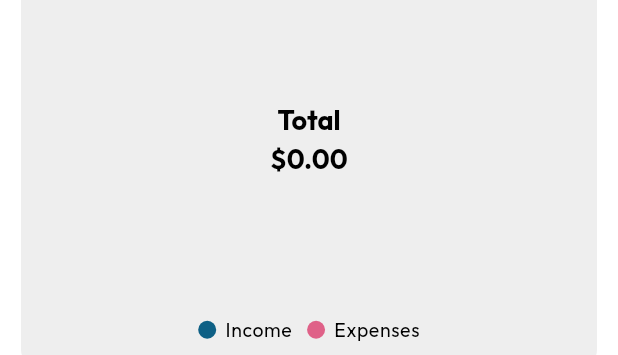
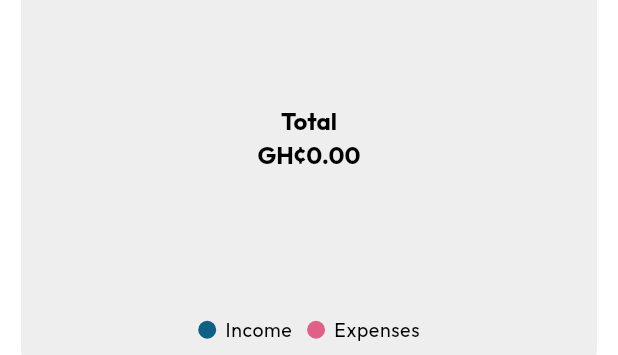
Before and after one commit to Kriss-Kross33/expense_tracker, a Flutter app: the DashboardScreen widget shown alone on an empty page, opened directly, scrolled down 181 dp, on a phone screen of 412 x 824 dp. Shown: the part 382-737 px from the top of the screen. Run offline on Flutter 3.47's test engine with Material 3 defaults, Android fonts, the phone set to English and light mode, and no system bars; our stand-ins replace bloc, equatable, firebase_core, firebase_storage, flutter_bloc, flutter_secure_storage and 8 more; missing offline and left inert: dart_jsonwebtoken; accounts and stored records are empty; network calls fail; statements that could not run were skipped.

Commit message:
apply dark mode to ui

```diff
--- a/lib/src/features/auth/login/presentation/widgets/email_text_field.dart
+++ b/lib/src/features/auth/login/presentation/widgets/email_text_field.dart
@@ -13,6 +13,9 @@ class _EmailTextField extends StatelessWidget {
           children: [
             CustomTextField(
               textFieldkey: const Key('__emailLoginTextField'),
+              style: Theme.of(context).textTheme.titleMedium?.copyWith(
+                    color: Theme.of(context).colorScheme.onPrimary,
+                  ),
               isValid: state.email.displayError != null ? false : null,
               hintText: 'Enter your email',
               keyboardType: TextInputType.emailAddress,
--- a/lib/src/features/auth/login/presentation/widgets/password_text_field.dart
+++ b/lib/src/features/auth/login/presentation/widgets/password_text_field.dart
@@ -20,6 +20,9 @@ class _PasswordTextFieldState extends State<_PasswordTextField> {
             CustomTextField(
               obscureText: showPassword ? false : true,
               textFieldkey: const Key('__passwordLoginTextField'),
+              style: Theme.of(context).textTheme.titleMedium?.copyWith(
+                    color: Theme.of(context).colorScheme.onPrimary,
+                  ),
               isValid: state.password.displayError != null ? false : null,
               hintText: 'Enter your password',
               keyboardType: TextInputType.visiblePassword,
--- a/lib/src/features/dashboard/presentation/pages/dashboard_screen.dart
+++ b/lib/src/features/dashboard/presentation/pages/dashboard_screen.dart
@@ -116,7 +116,7 @@ class _DashboardScreenState extends State<DashboardScreen> {
                                         ExpenseApiState>(
                                       builder: (context, state) {
                                         return Text(
-                                          '${state.balance < 0 ? '-' : ''}\$${state.balance.abs()}',
+                                          '${state.balance < 0 ? '-' : ''}GHs ${state.balance.abs()}',
                                           style: const TextStyle(
                                             color: Colors.white,
                                             fontSize: 22,
@@ -177,7 +177,7 @@ class _DashboardScreenState extends State<DashboardScreen> {
                                                 ExpenseApiState>(
                                               builder: (context, state) {
                                                 return Text(
-                                                  '\$${state.totalIncome}',
+                                                  'GH¢${state.totalIncome}',
                                                   style: const TextStyle(
                                                     color: Colors.white,
                                                     fontSize: 20,
@@ -244,7 +244,7 @@ class _DashboardScreenState extends State<DashboardScreen> {
                                                 ExpenseApiState>(
                                               builder: (context, state) {
                                                 return Text(
-                                                  '\$${state.totalExpense}',
+                                                  'GH¢${state.totalExpense}',
                                                   style: const TextStyle(
                                                     color: Colors.white,
                                                     fontSize: 20,
@@ -304,12 +304,18 @@ class _DashboardScreenState extends State<DashboardScreen> {
                         ],
                       ),
                       const SizedBox(height: 24),
-                      Container(
+                      BlocBuilder<ThemeCubit, ThemeState>(
+                        builder: (context, themestate) {
+                          return Container(
                             decoration: BoxDecoration(
-                          color: Colors.grey[200],
+                              color:
+                                  themestate.themeMode == AppThemeMode.lightMode
+                                      ? Colors.grey[200]
+                                      : Colors.black.withOpacity(0.1),
                               borderRadius: BorderRadius.circular(10),
                             ),
-                        child: BlocBuilder<ExpenseApiCubit, ExpenseApiState>(
+                            child:
+                                BlocBuilder<ExpenseApiCubit, ExpenseApiState>(
                               builder: (context, state) {
                                 final totalIncome = state.totalIncome;
                                 final totalExpense = state.totalExpense;
@@ -324,8 +330,11 @@ class _DashboardScreenState extends State<DashboardScreen> {
                                 return SfCircularChart(
                                   title: ChartTitle(
                                     text: 'Income vs Expenses',
-                                textStyle: const TextStyle(
-                                  color: Colors.black,
+                                    textStyle: TextStyle(
+                                      color: themestate.themeMode ==
+                                              AppThemeMode.lightMode
+                                          ? Colors.black
+                                          : Colors.white,
                                       fontSize: 14,
                                       fontWeight: FontWeight.bold,
                                     ),
@@ -336,40 +345,43 @@ class _DashboardScreenState extends State<DashboardScreen> {
                                   series: <CircularSeries>[
                                     DoughnutSeries<FinancialData, String>(
                                       innerRadius: '70%',
+                                      radius: '95%',
                                       dataSource: [
                                         FinancialData(
                                             category: 'Income',
                                             percentage: incomePercentage,
-                                        color: const Color(0xFF0e6085)),
+                                            color: themestate.themeMode ==
+                                                    AppThemeMode.lightMode
+                                                ? const Color(0xFF0e6085)
+                                                : const Color(0xFF0e6085)),
                                         FinancialData(
                                             category: 'Expenses',
                                             percentage: expensePercentage,
-                                        color: const Color(0xFFdf6188)),
+                                            color: themestate.themeMode ==
+                                                    AppThemeMode.lightMode
+                                                ? const Color(0xFFdf6188)
+                                                : const Color(0xFFdf6188)),
                                       ],
                                       xValueMapper: (FinancialData data, _) =>
                                           data.category,
                                       yValueMapper: (FinancialData data, _) =>
                                           data.percentage,
-                                  pointColorMapper: (FinancialData data, _) =>
-                                      data.color,
+                                      pointColorMapper:
+                                          (FinancialData data, _) => data.color,
+                                      dataLabelMapper: (FinancialData data,
+                                              _) =>
+                                          '${data.category}\n${data.percentage}%',
                                       dataLabelSettings: DataLabelSettings(
                                         isVisible: true,
                                         labelPosition:
                                             ChartDataLabelPosition.outside,
-                                    builder: (data, point, series, pointIndex,
-                                        seriesIndex) {
-                                      return Container(
-                                        padding: const EdgeInsets.all(4),
-                                        child: Text(
-                                          '${(data as FinancialData).category}\n${(data).percentage}%',
-                                          textAlign: TextAlign.center,
-                                          style: const TextStyle(
-                                            color: Colors.black,
+                                        textStyle: TextStyle(
+                                          color: themestate.themeMode ==
+                                                  AppThemeMode.lightMode
+                                              ? Colors.black
+                                              : Colors.white,
                                           fontSize: 12,
                                         ),
-                                        ),
-                                      );
-                                    },
                                       ),
                                     ),
                                   ],
@@ -377,11 +389,14 @@ class _DashboardScreenState extends State<DashboardScreen> {
                                     CircularChartAnnotation(
                                       widget: Container(
                                         child: Text(
-                                      'Total\n\$${total.toStringAsFixed(2)}',
+                                          'Total\nGH¢${total.toStringAsFixed(2)}',
                                           textAlign: TextAlign.center,
-                                      style: const TextStyle(
-                                        color: Colors.black,
-                                        fontSize: 18,
+                                          style: TextStyle(
+                                            color: themestate.themeMode ==
+                                                    AppThemeMode.lightMode
+                                                ? Colors.black
+                                                : Colors.white,
+                                            fontSize: 16,
                                             fontWeight: FontWeight.bold,
                                           ),
                                         ),
@@ -391,6 +406,8 @@ class _DashboardScreenState extends State<DashboardScreen> {
                                 );
                               },
                             ),
+                          );
+                        },
                       ),
                       const SizedBox(height: 24),
                       const Text(
```
Also changed, not shown: lib/src/features/auth/login/presentation/pages/login_screen.dart (+9 -6 lines), lib/src/features/dashboard/presentation/widgets/income_history_list.dart (+26 -11 lines), lib/src/features/expenditure/presentation/pages/expenditure_screen.dart (+1 -6 lines), lib/src/features/expenditure/presentation/widgets/expenditure_category.dart (+37 -9 lines), lib/src/features/home/home_screen.dart (+17 -3 lines). Lines whose indentation alone changed are shown as unchanged.
